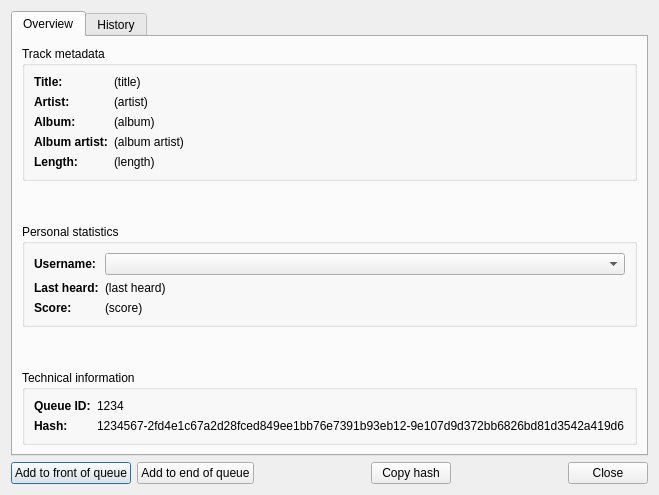
First picture: the form in src/desktop-remote/trackinfodialog.ui, repository hyperquantum/PMP, before the edit.
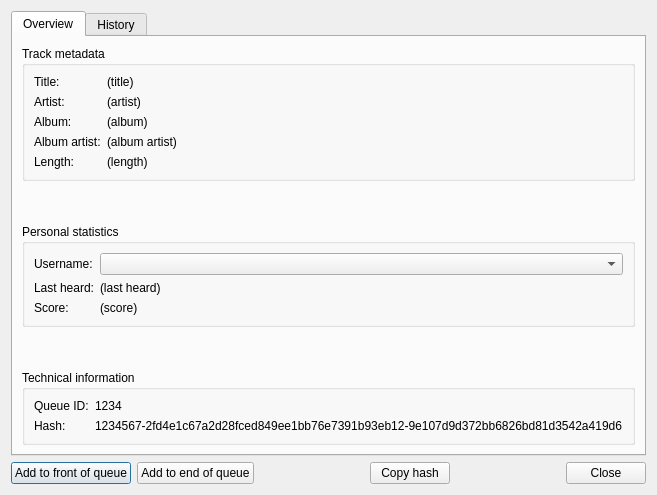
Second picture: the form after the edit.

The edit to the form file:
```diff
--- a/src/desktop-remote/trackinfodialog.ui
+++ b/src/desktop-remote/trackinfodialog.ui
@@ -32,9 +32,6 @@
          <layout class="QFormLayout" name="formLayout">
           <item row="0" column="0">
            <widget class="QLabel" name="titleLabel">
-            <property name="styleSheet">
-             <string notr="true">font-weight: bold</string>
-            </property>
             <property name="text">
              <string>Title:</string>
             </property>
@@ -49,9 +46,6 @@
           </item>
           <item row="1" column="0">
            <widget class="QLabel" name="artistLabel">
-            <property name="styleSheet">
-             <string notr="true">font-weight: bold</string>
-            </property>
             <property name="text">
              <string>Artist:</string>
             </property>
@@ -66,9 +60,6 @@
           </item>
           <item row="2" column="0">
            <widget class="QLabel" name="albumLabel">
-            <property name="styleSheet">
-             <string notr="true">font-weight: bold</string>
-            </property>
             <property name="text">
              <string>Album:</string>
             </property>
@@ -83,9 +74,6 @@
           </item>
           <item row="3" column="0">
            <widget class="QLabel" name="albumArtistLabel">
-            <property name="styleSheet">
-             <string notr="true">font-weight: bold</string>
-            </property>
             <property name="text">
              <string>Album artist:</string>
             </property>
@@ -100,9 +88,6 @@
           </item>
           <item row="4" column="0">
            <widget class="QLabel" name="lengthLabel">
-            <property name="styleSheet">
-             <string notr="true">font-weight: bold</string>
-            </property>
             <property name="text">
              <string>Length:</string>
             </property>
@@ -139,9 +124,6 @@
          <layout class="QFormLayout" name="formLayout_2">
           <item row="0" column="0">
            <widget class="QLabel" name="usernameLabel">
-            <property name="styleSheet">
-             <string notr="true">font-weight: bold</string>
-            </property>
             <property name="text">
              <string>Username:</string>
             </property>
@@ -149,9 +131,6 @@
           </item>
           <item row="1" column="0">
            <widget class="QLabel" name="lastHeardLabel">
-            <property name="styleSheet">
-             <string notr="true">font-weight: bold</string>
-            </property>
             <property name="text">
              <string>Last heard:</string>
             </property>
@@ -166,9 +145,6 @@
           </item>
           <item row="2" column="0">
            <widget class="QLabel" name="scoreLabel">
-            <property name="styleSheet">
-             <string notr="true">font-weight: bold</string>
-            </property>
             <property name="text">
              <string>Score:</string>
             </property>
@@ -208,9 +184,6 @@
          <layout class="QFormLayout" name="fileInfoFormLayout">
           <item row="1" column="0">
            <widget class="QLabel" name="hashLabel">
-            <property name="styleSheet">
-             <string notr="true">font-weight: bold</string>
-            </property>
             <property name="text">
              <string>Hash:</string>
             </property>
@@ -225,9 +198,6 @@
           </item>
           <item row="0" column="0">
            <widget class="QLabel" name="queueIdLabel">
-            <property name="styleSheet">
-             <string notr="true">font-weight: bold</string>
-            </property>
             <property name="text">
              <string>Queue ID:</string>
             </property>
```
Left out of the diff: 28 changed lines with no effect on the pictures.
